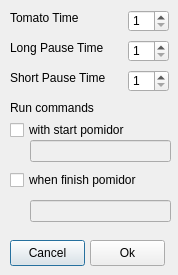
This is ui/dialog.ui in axce1/tomacco as Qt 5 draws it before an edit. The edited form follows.
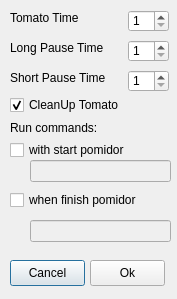
This is the edited form.

Patch:
```diff
--- a/ui/dialog.ui
+++ b/ui/dialog.ui
@@ -6,8 +6,8 @@
    <rect>
     <x>0</x>
     <y>0</y>
-    <width>178</width>
-    <height>275</height>
+    <width>177</width>
+    <height>299</height>
    </rect>
   </property>
   <property name="sizePolicy">
@@ -101,7 +101,7 @@
    <property name="geometry">
     <rect>
      <x>10</x>
-     <y>240</y>
+     <y>260</y>
      <width>75</width>
      <height>26</height>
     </rect>
@@ -114,7 +114,7 @@
    <property name="geometry">
     <rect>
      <x>90</x>
-     <y>240</y>
+     <y>260</y>
      <width>75</width>
      <height>26</height>
     </rect>
@@ -127,20 +127,20 @@
    <property name="geometry">
     <rect>
      <x>10</x>
-     <y>100</y>
+     <y>120</y>
      <width>91</width>
      <height>16</height>
     </rect>
    </property>
    <property name="text">
-    <string>Run commands</string>
+    <string>Run commands:</string>
    </property>
   </widget>
   <widget class="QCheckBox" name="start_run">
    <property name="geometry">
     <rect>
      <x>10</x>
-     <y>120</y>
+     <y>140</y>
      <width>121</width>
      <height>20</height>
     </rect>
@@ -153,7 +153,7 @@
    <property name="geometry">
     <rect>
      <x>10</x>
-     <y>170</y>
+     <y>190</y>
      <width>131</width>
      <height>20</height>
     </rect>
@@ -169,7 +169,7 @@
    <property name="geometry">
     <rect>
      <x>30</x>
-     <y>140</y>
+     <y>160</y>
      <width>141</width>
      <height>22</height>
     </rect>
@@ -182,12 +182,28 @@
    <property name="geometry">
     <rect>
      <x>30</x>
-     <y>200</y>
+     <y>220</y>
      <width>141</width>
      <height>22</height>
     </rect>
    </property>
   </widget>
+  <widget class="QCheckBox" name="cleanupLong">
+   <property name="geometry">
+    <rect>
+     <x>10</x>
+     <y>95</y>
+     <width>121</width>
+     <height>20</height>
+    </rect>
+   </property>
+   <property name="text">
+    <string>CleanUp Tomato</string>
+   </property>
+   <property name="checked">
+    <bool>true</bool>
+   </property>
+  </widget>
  </widget>
  <tabstops>
   <tabstop>spinTomat</tabstop>
```
